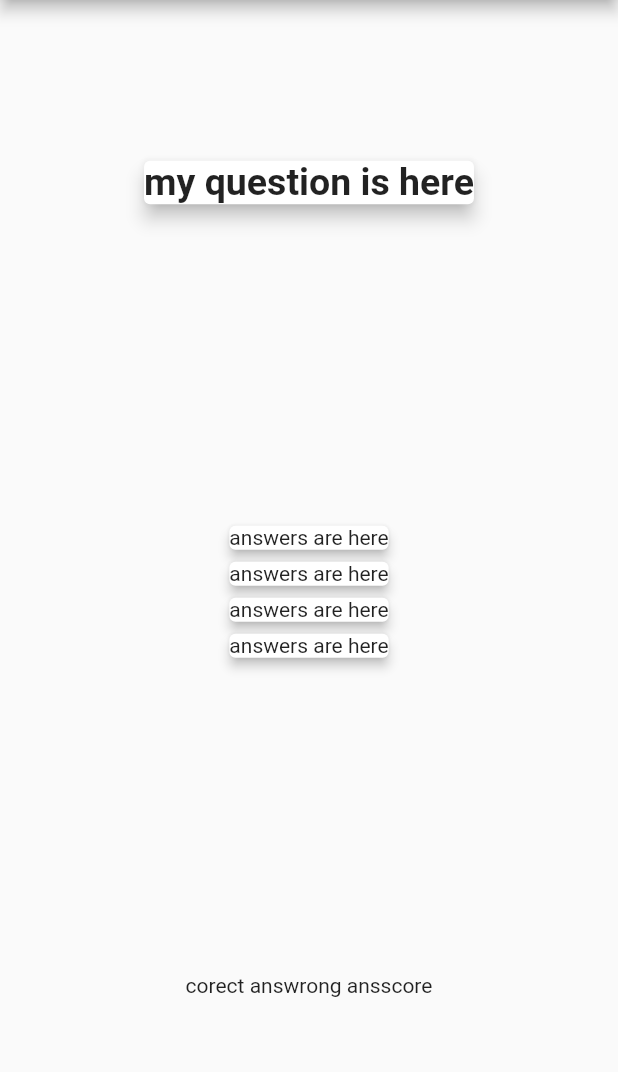
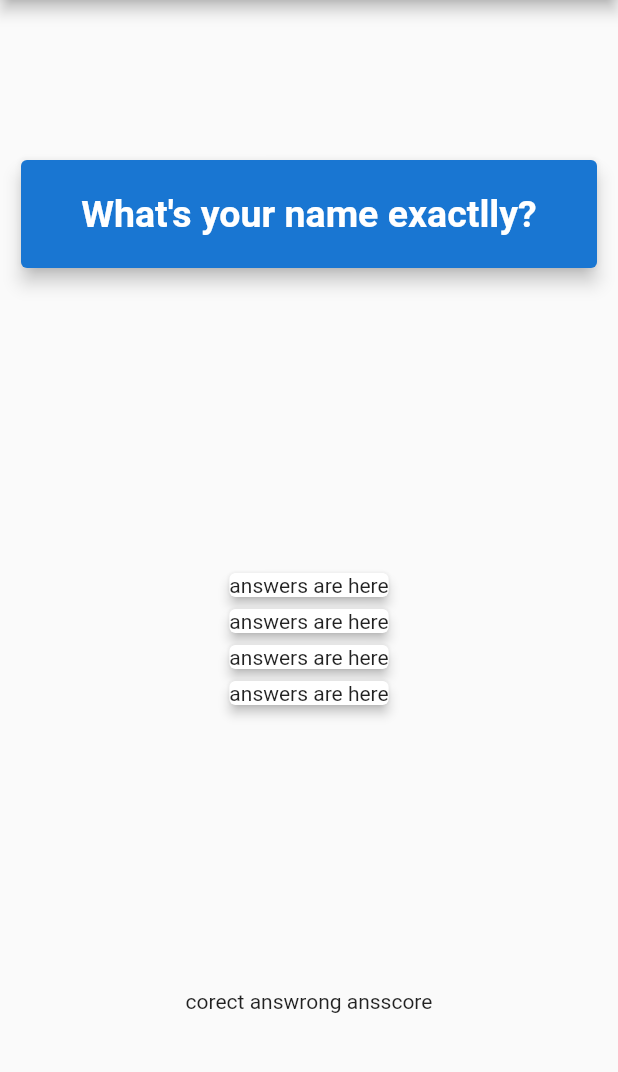
Before and after one commit to mahdiyarz/quizApp, a Flutter app: the screen it shows after launch, on a phone screen of 412 x 824 dp, the part 84-1156 px from its top. Run offline on Flutter 3.47's test engine with Material 2 defaults, Android fonts, the phone set to English and light mode, and no system bars.

Commit message:
style question widget

```diff
--- a/lib/widgets/question.dart
+++ b/lib/widgets/question.dart
@@ -4,14 +4,22 @@ class Question extends StatelessWidget {
   @override
   Widget build(BuildContext context) {
     return Container(
-      alignment: Alignment.center,
+      padding: EdgeInsets.all(10),
+      height: 100,
+      decoration: BoxDecoration(
+        borderRadius: BorderRadius.circular(25),
+      ),
       child: Card(
+        color: Theme.of(context).primaryColorDark,
         elevation: 5,
-        child: Text(
-          'my question is here',
-          style: TextStyle(
-            fontSize: 25,
-            fontWeight: FontWeight.bold,
+        child: Center(
+          child: Text(
+            'What\'s your name exactlly?',
+            style: TextStyle(
+              fontSize: 25,
+              fontWeight: FontWeight.bold,
+              color: Colors.white,
+            ),
           ),
         ),
       ),
```
